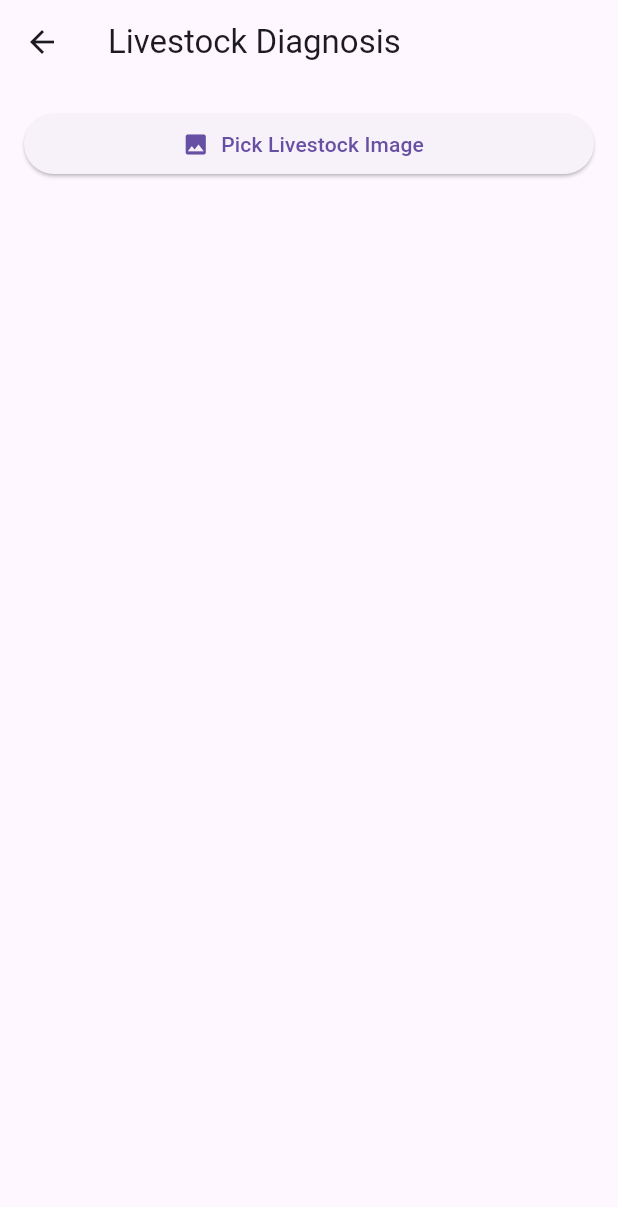
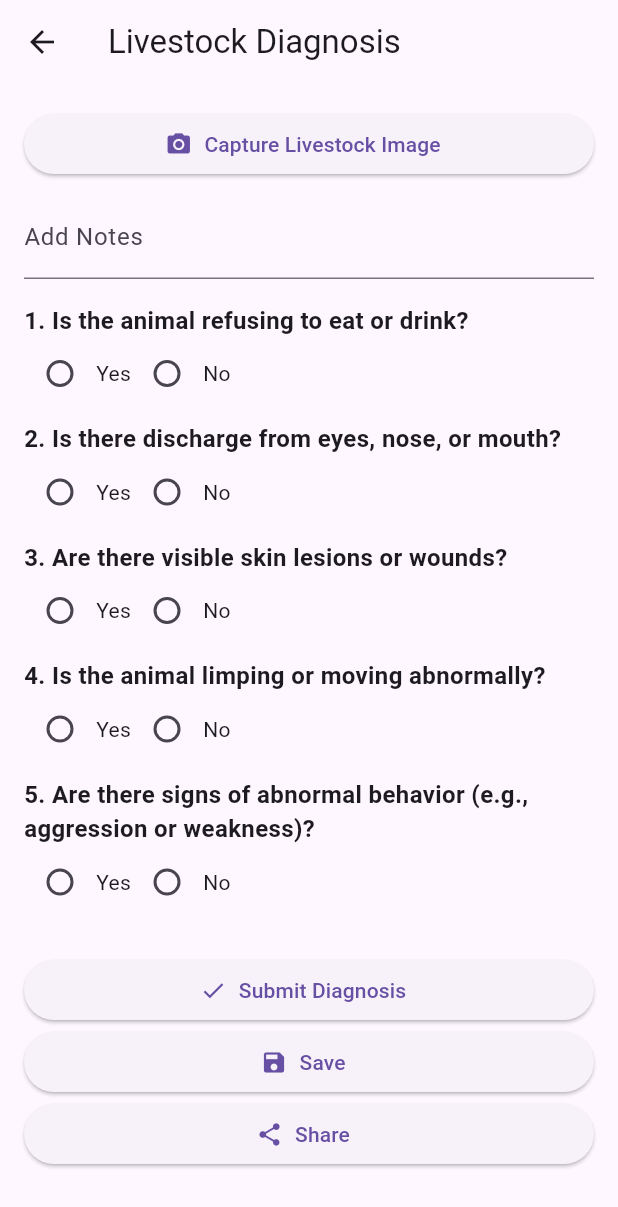
Before and after one commit to smwaingeni-ai/AgriX-AfricaDeepTech2025, a Flutter app: the LivestockScreen screen opened by its route, on a phone screen of 412 x 824 dp. Shown: the top 1207 px of the screen. Run offline on Flutter 3.47's test engine with Material 3 defaults, Android fonts, the phone set to English and light mode, and no system bars; our stand-ins replace image_picker, share_plus; missing offline and left inert: tflite.

Commit message:
Update livestock_screen.dart

```diff
--- a/mobile-app/lib/screens/livestock_screen.dart
+++ b/mobile-app/lib/screens/livestock_screen.dart
@@ -1,9 +1,9 @@
 import 'dart:io';
+import 'dart:convert';
 import 'package:flutter/material.dart';
 import 'package:image_picker/image_picker.dart';
+import 'package:path_provider/path_provider.dart';
 import 'package:share_plus/share_plus.dart';
-import 'package:path_provider/path_provider.dart';
-import 'dart:convert';
 
 class LivestockScreen extends StatefulWidget {
   const LivestockScreen({super.key});
@@ -14,18 +14,54 @@ class LivestockScreen extends StatefulWidget {
 
 class _LivestockScreenState extends State<LivestockScreen> {
   File? _image;
-  String? _description;
+  String? _diagnosis;
   final TextEditingController _noteController = TextEditingController();
+
+  final Map<String, String?> _answers = {};
+  final List<String> _questions = [
+    '1. Is the animal refusing to eat or drink?',
+    '2. Is there discharge from eyes, nose, or mouth?',
+    '3. Are there visible skin lesions or wounds?',
+    '4. Is the animal limping or moving abnormally?',
+    '5. Are there signs of abnormal behavior (e.g., aggression or weakness)?',
+  ];
 
   Future<void> _pickImage() async {
     final picker = ImagePicker();
-    final picked = await picker.pickImage(source: ImageSource.gallery);
+    final picked = await picker.pickImage(source: ImageSource.camera);
     if (picked != null) {
       setState(() {
         _image = File(picked.path);
-        _description = "Possible early signs of foot-and-mouth disease or lameness (Simulated)";
+        _diagnosis = "🐄 Possible infection or injury symptoms detected (Simulated)";
       });
     }
+  }
+
+  void _submitDiagnosis() {
+    final allAnswered = _answers.length == _questions.length && !_answers.containsValue(null);
+
+    if (!allAnswered) {
+      ScaffoldMessenger.of(context).showSnackBar(
+        const SnackBar(content: Text('⚠️ Please answer all questions before submitting.')),
+      );
+      return;
+    }
+
+    final issues = _answers.values.where((a) => a == 'Yes').length;
+    final result = issues >= 3
+        ? '⚠️ Veterinary attention advised. Possible symptoms of illness or distress.'
+        : '✅ No major issues observed. Continue monitoring livestock daily.';
+
+    showDialog(
+      context: context,
+      builder: (_) => AlertDialog(
+        title: const Text('Livestock Diagnosis'),
+        content: Text(result),
+        actions: [
+          TextButton(onPressed: () => Navigator.pop(context), child: const Text('Close')),
+        ],
+      ),
+    );
   }
 
   Future<void> _saveEntry() async {
@@ -34,7 +70,7 @@ class _LivestockScreenState extends State<LivestockScreen> {
 
     final entry = {
       'timestamp': DateTime.now().toIso8601String(),
-      'description': _description,
+      'diagnosis': _diagnosis ?? '',
       'note': _noteController.text,
     };
 
@@ -48,14 +84,40 @@ class _LivestockScreenState extends State<LivestockScreen> {
     await file.writeAsString(json.encode(logs));
 
     ScaffoldMessenger.of(context).showSnackBar(
-      const SnackBar(content: Text('✅ Livestock entry saved')),
+      const SnackBar(content: Text('✅ Entry saved')),
     );
   }
 
   void _shareEntry() {
-    if (_description != null) {
-      Share.share('Livestock Health Alert:\n$_description\n\nNote: ${_noteController.text}');
+    if (_diagnosis != null) {
+      Share.share('Livestock Diagnosis:\n$_diagnosis\nNote: ${_noteController.text}');
     }
+  }
+
+  Widget _buildQuestion(String q) {
+    return Column(
+      crossAxisAlignment: CrossAxisAlignment.start,
+      children: [
+        Text(q, style: const TextStyle(fontSize: 16, fontWeight: FontWeight.bold)),
+        Row(
+          children: [
+            Radio<String>(
+              value: 'Yes',
+              groupValue: _answers[q],
+              onChanged: (val) => setState(() => _answers[q] = val),
+            ),
+            const Text('Yes'),
+            Radio<String>(
+              value: 'No',
+              groupValue: _answers[q],
+              onChanged: (val) => setState(() => _answers[q] = val),
+            ),
+            const Text('No'),
+          ],
+        ),
+        const SizedBox(height: 8),
+      ],
+    );
   }
 
   @override
@@ -67,43 +129,39 @@ class _LivestockScreenState extends State<LivestockScreen> {
         child: ListView(
           children: [
             ElevatedButton.icon(
-              icon: const Icon(Icons.photo),
-              label: const Text('Pick Livestock Image'),
+              icon: const Icon(Icons.camera_alt),
+              label: const Text('Capture Livestock Image'),
               onPressed: _pickImage,
             ),
-            const SizedBox(height: 16),
-            if (_image != null) Image.file(_image!, height: 180),
-            if (_description != null) ...[
-              const SizedBox(height: 16),
-              Text(_description!, style: const TextStyle(fontSize: 16)),
-              const SizedBox(height: 16),
+            const SizedBox(height: 10),
+            if (_image != null) Image.file(_image!, height: 200),
+            if (_diagnosis != null)
+              Padding(
+                padding: const EdgeInsets.symmetric(vertical: 10),
+                child: Text(_diagnosis!, style: const TextStyle(fontSize: 16)),
+              ),
             TextField(
               controller: _noteController,
-                decoration: const InputDecoration(labelText: 'Add Notes (Optional)'),
+              decoration: const InputDecoration(labelText: 'Add Notes'),
             ),
             const SizedBox(height: 16),
+            ..._questions.map(_buildQuestion),
+            const SizedBox(height: 16),
+            ElevatedButton.icon(
+              icon: const Icon(Icons.check),
+              label: const Text('Submit Diagnosis'),
+              onPressed: _submitDiagnosis,
+            ),
             ElevatedButton.icon(
               icon: const Icon(Icons.save),
               label: const Text('Save'),
               onPressed: _saveEntry,
             ),
-              const SizedBox(height: 8),
             ElevatedButton.icon(
               icon: const Icon(Icons.share),
               label: const Text('Share'),
               onPressed: _shareEntry,
             ),
-              const SizedBox(height: 8),
-              ElevatedButton.icon(
-                icon: const Icon(Icons.send),
-                label: const Text('Escalate to AgriX'),
-                onPressed: () {
-                  ScaffoldMessenger.of(context).showSnackBar(
-                    const SnackBar(content: Text('📨 Sent to AgriX support')),
-                  );
-                },
-              ),
-            ]
           ],
         ),
       ),
```
Lines whose indentation alone changed are shown as unchanged.
